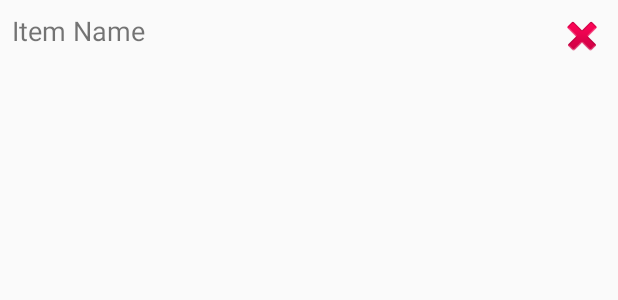
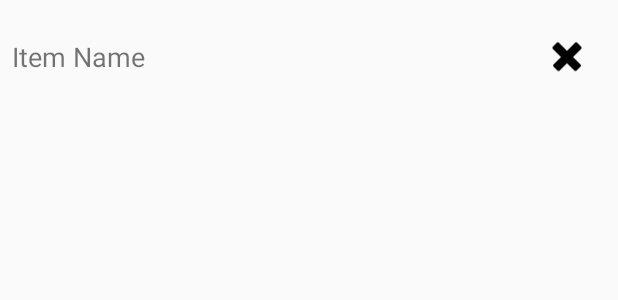
Before and after one commit to Untiy16/PlayInKodi, an Android app: the layout bookmarks_list.xml on its own in the app's theme, with its tools: preview values and no code run, on a phone screen of 412 x 824 dp. Shown: the top 300 px of the screen. Run offline under Robolectric (Android 15) with nearby library versions, the phone set to English and light mode, and no system bars.

Commit message:
styling bookmark list

```diff
--- a/app/src/main/java/com/example/playinkodi/BookmarksActivity.java
+++ b/app/src/main/java/com/example/playinkodi/BookmarksActivity.java
@@ -12,6 +12,7 @@ import androidx.core.graphics.Insets;
 import androidx.core.view.ViewCompat;
 import androidx.core.view.WindowInsetsCompat;
 import androidx.lifecycle.ViewModelProvider;
+import androidx.recyclerview.widget.DividerItemDecoration;
 import androidx.recyclerview.widget.LinearLayoutManager;
 import androidx.recyclerview.widget.RecyclerView;
 import com.example.playinkodi.bookmarks.Bookmark;
@@ -53,6 +54,10 @@ public class BookmarksActivity extends AppCompatActivity implements BookmarkAdap
 
         adapter = new BookmarkAdapter(this, bokkmarkList, this);
         recyclerView.setAdapter(adapter);
+
+         // Add the divider
+        DividerItemDecoration divider = new DividerItemDecoration(this, DividerItemDecoration.VERTICAL);
+        recyclerView.addItemDecoration(divider);
 
         // Initialize the SharedViewModel
         sharedViewModel = new ViewModelProvider(this).get(SharedViewModel.class);
--- a/app/src/main/res/layout/activity_bookmarks.xml
+++ b/app/src/main/res/layout/activity_bookmarks.xml
@@ -4,4 +4,5 @@
     android:id="@+id/recyclerView"
     android:layout_width="match_parent"
     android:layout_height="match_parent"
-    android:padding="16dp" />
+
+/>
--- a/app/src/main/res/layout/bookmarks_list.xml
+++ b/app/src/main/res/layout/bookmarks_list.xml
@@ -4,20 +4,27 @@
     android:layout_width="match_parent"
     android:layout_height="wrap_content"
     android:orientation="horizontal"
-    android:padding="8dp">
+    android:minHeight="75dp"
+    android:padding="8dp"
+>
 
     <TextView
         android:id="@+id/item_name"
         android:layout_width="0dp"
-        android:layout_height="wrap_content"
+        android:layout_height="match_parent"
         android:layout_weight="1"
+        android:gravity="fill_vertical"
         android:text="Item Name"
         android:textSize="18sp" />
 
     <ImageView
         android:id="@+id/delete_icon"
         android:layout_width="wrap_content"
-        android:layout_height="wrap_content"
+        android:layout_height="match_parent"
+        android:paddingLeft="10dp"
+        android:paddingRight="10dp"
         android:src="@android:drawable/ic_delete"
-        android:contentDescription="Delete" />
+        android:tint="@color/black"
+        android:contentDescription="Delete"/>
+
 </LinearLayout>
```
